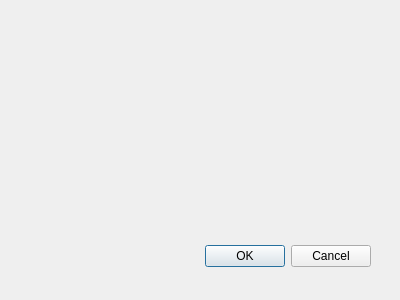
This is pay-check-qt/preferencesdialog.ui in alblib/pay-cheques as Qt 5 draws it before an edit. The edited form follows.
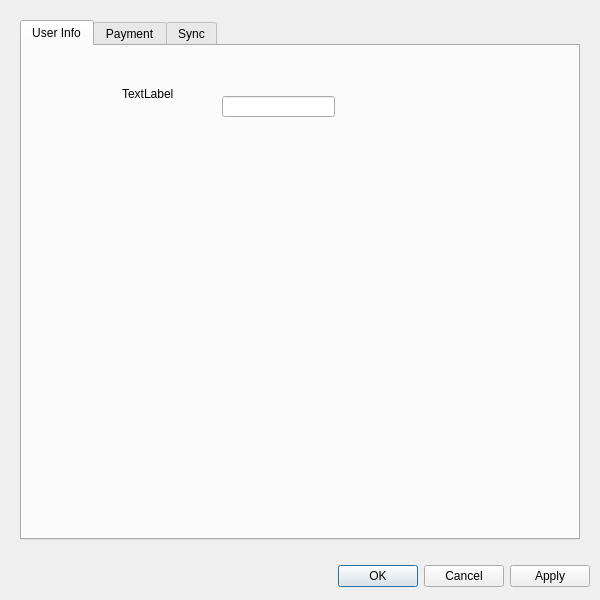
This is the edited form. The open tabs and pages were chosen to show the change.

```diff
--- a/pay-check-qt/preferencesdialog.ui
+++ b/pay-check-qt/preferencesdialog.ui
@@ -6,19 +6,25 @@
    <rect>
     <x>0</x>
     <y>0</y>
-    <width>400</width>
-    <height>300</height>
+    <width>600</width>
+    <height>600</height>
    </rect>
   </property>
+  <property name="sizePolicy">
+   <sizepolicy hsizetype="Fixed" vsizetype="Fixed">
+    <horstretch>0</horstretch>
+    <verstretch>0</verstretch>
+   </sizepolicy>
+  </property>
   <property name="windowTitle">
    <string>Preferences</string>
   </property>
   <widget class="QDialogButtonBox" name="buttonBox">
    <property name="geometry">
     <rect>
-     <x>30</x>
-     <y>240</y>
-     <width>341</width>
+     <x>10</x>
+     <y>560</y>
+     <width>580</width>
      <height>32</height>
     </rect>
    </property>
@@ -26,9 +32,73 @@
     <enum>Qt::Horizontal</enum>
    </property>
    <property name="standardButtons">
-    <set>QDialogButtonBox::Cancel|QDialogButtonBox::Ok</set>
+    <set>QDialogButtonBox::Apply|QDialogButtonBox::Cancel|QDialogButtonBox::Ok</set>
    </property>
   </widget>
+  <widget class="QTabWidget" name="tabWidget">
+   <property name="geometry">
+    <rect>
+     <x>20</x>
+     <y>20</y>
+     <width>560</width>
+     <height>520</height>
+    </rect>
+   </property>
+   <property name="currentIndex">
+    <number>2</number>
+   </property>
+   <widget class="QWidget" name="tab">
+    <attribute name="title">
+     <string>User Info</string>
+    </attribute>
+    <widget class="QLabel" name="label">
+     <property name="geometry">
+      <rect>
+       <x>100</x>
+       <y>40</y>
+       <width>60</width>
+       <height>16</height>
+      </rect>
+     </property>
+     <property name="text">
+      <string>TextLabel</string>
+     </property>
+    </widget>
+    <widget class="QLineEdit" name="lineEdit">
+     <property name="geometry">
+      <rect>
+       <x>200</x>
+       <y>50</y>
+       <width>113</width>
+       <height>21</height>
+      </rect>
+     </property>
+    </widget>
+   </widget>
+   <widget class="QWidget" name="tab_payment">
+    <attribute name="title">
+     <string>Payment</string>
+    </attribute>
+   </widget>
+   <widget class="QWidget" name="tab_sync">
+    <attribute name="title">
+     <string>Sync</string>
+    </attribute>
+    <widget class="QPushButton" name="pushButton">
+     <property name="geometry">
+      <rect>
+       <x>150</x>
+       <y>190</y>
+       <width>113</width>
+       <height>32</height>
+      </rect>
+     </property>
+     <property name="text">
+      <string>PushButton</string>
+     </property>
+    </widget>
+   </widget>
+  </widget>
  </widget>
  <resources/>
  <connections>
```
